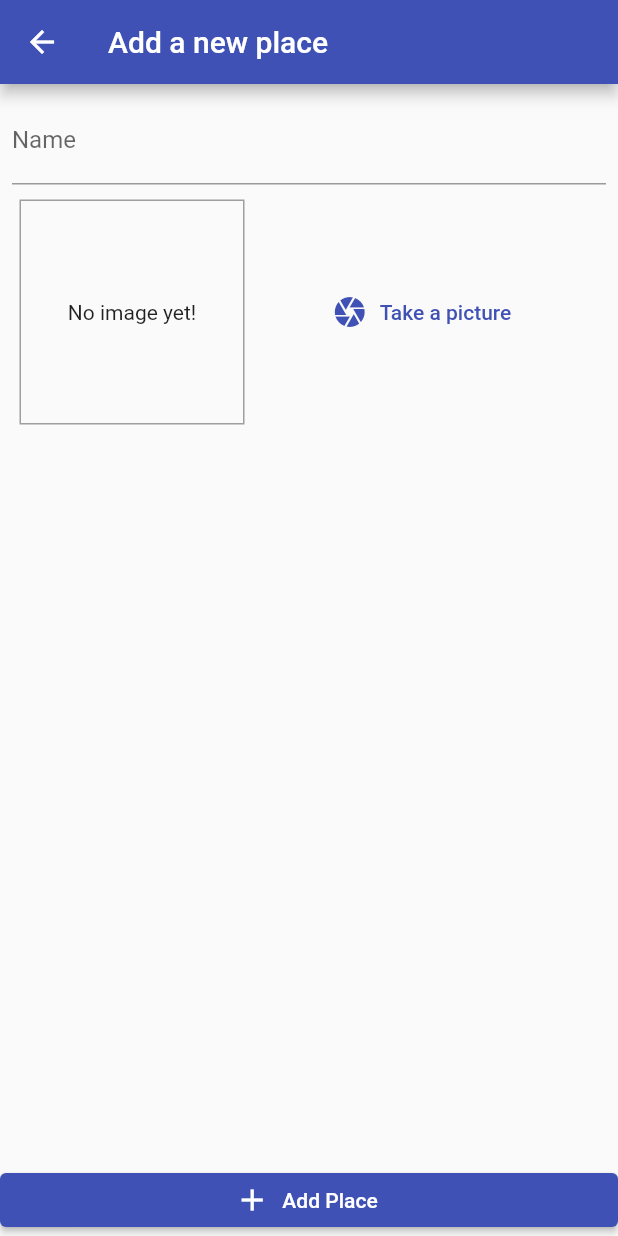
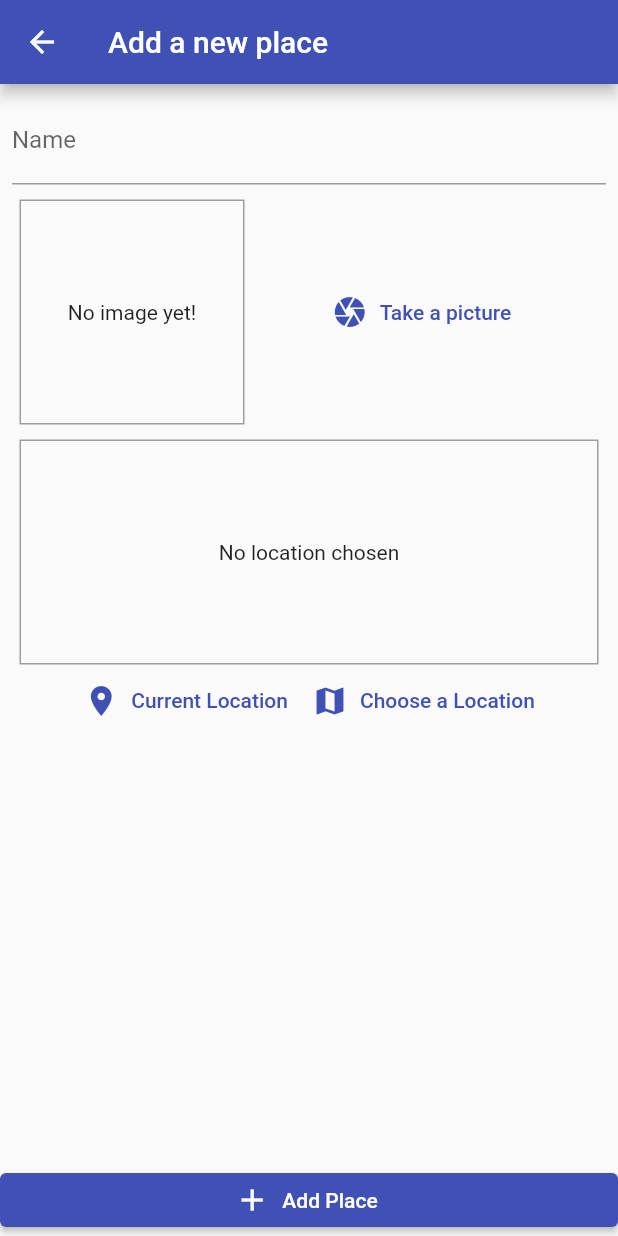
Before and after one commit to davdmoo/flutter_greatplaces_app, a Flutter app: the AddPlaceScreen screen opened by its route, on a phone screen of 412 x 824 dp. Run offline on Flutter 3.47's test engine with Material 2 defaults, Android fonts, the light colour scheme and no system bars; our stand-ins replace flutter_dotenv, google_maps_flutter, image_picker, location, sqflite; accounts and stored records are empty.

Commit message:
Feat: add google maps feature, select current location statically and select a custom location

```diff
--- /dev/null
+++ b/lib/helpers/location_helper.dart
@@ -0,0 +1,9 @@
+import 'package:flutter_dotenv/flutter_dotenv.dart';
+
+var GOOGLE_API_KEY = dotenv.env["GOOGLE_API_KEY"];
+
+class LocationHelper {
+  static String generateLocationPreviewImage({ double latitude, double longitude }) {
+    return "https://maps.googleapis.com/maps/api/staticmap?center=&$latitude,$longitude&zoom=16&size=600x300&maptype=roadmap&markers=color:red%7Clabel:C%7C$latitude,$longitude&key=$GOOGLE_API_KEY";
+  }
+}
--- a/lib/models/place.dart
+++ b/lib/models/place.dart
@@ -7,7 +7,7 @@ class PlaceLocation {
   final double longitude;
   final String address;
 
-  PlaceLocation({
+  const PlaceLocation({
     @required this.latitude,
     @required this.longitude,
     this.address,
--- a/lib/screens/add_place_screen.dart
+++ b/lib/screens/add_place_screen.dart
@@ -5,7 +5,7 @@ import "package:provider/provider.dart";
 
 import "../providers/places.dart";
 import "../widgets/image_input.dart";
-// import "../models/place.dart";
+import "../widgets/location_input.dart";
 
 class AddPlaceScreen extends StatefulWidget {
   static const routeName = "/add-place";
@@ -56,6 +56,11 @@ class _AddPlaceScreenState extends State<AddPlaceScreen> {
                       padding: const EdgeInsets.symmetric(horizontal: 5),
                       child: ImageInput(_selectImage),
                     ),
+                    SizedBox(height: 10),
+                    Padding(
+                      padding: const EdgeInsets.symmetric(horizontal: 5),
+                      child: LocationInput(),
+                    ),
                   ],
                 ),
               ),
--- /dev/null
+++ b/lib/widgets/location_input.dart
@@ -0,0 +1,75 @@
+import "package:flutter/material.dart";
+import 'package:google_maps_flutter/google_maps_flutter.dart';
+import "package:location/location.dart";
+
+import "../helpers/location_helper.dart";
+import "../screens/map_screen.dart";
+
+class LocationInput extends StatefulWidget {
+
+  @override
+  _LocationInputState createState() => _LocationInputState();
+}
+
+class _LocationInputState extends State<LocationInput> {
+  String _previewImageUrl;
+
+  Future<void> _getCurrentLocation() async {
+    final locationData = await Location().getLocation();
+    final staticMapUrl = LocationHelper.generateLocationPreviewImage(
+      latitude: locationData.latitude,
+      longitude: locationData.longitude
+    );
+
+    setState(() {
+      _previewImageUrl = staticMapUrl;
+    });
+  }
+
+  Future<void> _selectOnMap() async {
+    final LatLng selectedLocation = await Navigator.of(context).push(
+      MaterialPageRoute(
+        fullscreenDialog: true,
+        builder: (ctx) => MapScreen(isSelecting: true)
+      )
+    );
+
+    if (selectedLocation == null) return;
+
+    // ...
+  }
+
+  @override
+  Widget build(BuildContext context) {
+    return Column(
+      children: <Widget>[
+        Container(
+          height: 150,
+          width: double.infinity,
+          alignment: Alignment.center,
+          decoration: BoxDecoration(
+            border: Border.all(width: 1, color: Colors.grey),
+          ),
+          child: _previewImageUrl == null
+          ? const Text("No location chosen", textAlign: TextAlign.center)
+          : Image.network(_previewImageUrl, fit: BoxFit.cover, width: double.infinity),
+        ),
+        Row(
+          mainAxisAlignment: MainAxisAlignment.center,
+          children: <Widget>[
+            TextButton.icon(
+              icon: const Icon(Icons.location_on),
+              label: const Text("Current Location"),
+              onPressed: _getCurrentLocation,
+            ),
+            TextButton.icon(
+              icon: const Icon(Icons.map),
+              label: const Text("Choose a Location"),
+              onPressed: _selectOnMap,
+            ),
+          ],
+        ),
+      ],
+    );
+  }
+}
```
Also changed, not shown: lib/main.dart (+6 -1 lines), lib/screens/map_screen.dart (added, +57 -0 lines), pubspec.yaml (+4 -3 lines), pubspec.lock, 3 other files.
